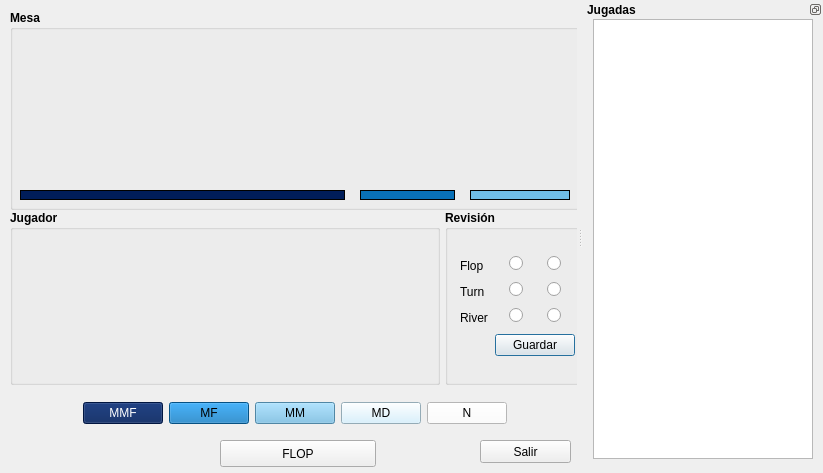
camador/poker_trainer, file lib/gui.ui: the form before one commit.
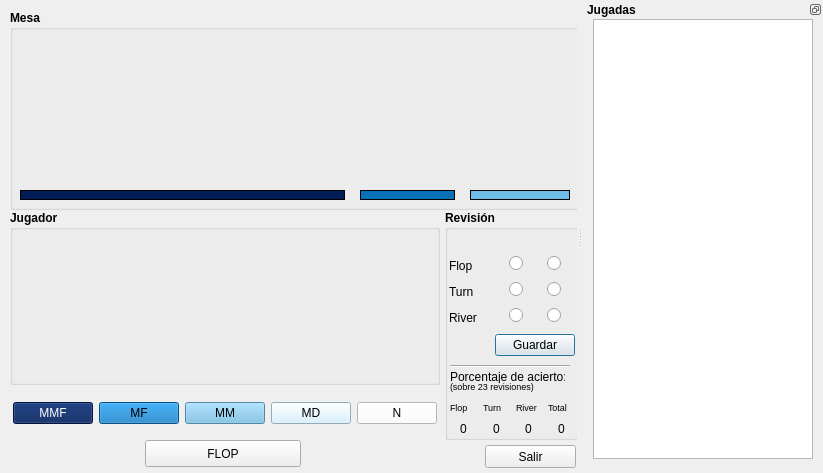
The form after the commit. Icons and pictures are not drawn.

Commit message: Añadidos controles para mostrar estadísticas de aciertos

What changed in the file:
```diff
--- a/lib/gui.ui
+++ b/lib/gui.ui
@@ -21,8 +21,8 @@
    <widget class="QPushButton" name="pbtSalir">
     <property name="geometry">
      <rect>
-      <x>480</x>
-      <y>440</y>
+      <x>485</x>
+      <y>445</y>
       <width>91</width>
       <height>23</height>
      </rect>
@@ -40,9 +40,9 @@
    <widget class="QWidget" name="layoutWidget_4">
     <property name="geometry">
      <rect>
-      <x>15</x>
+      <x>10</x>
       <y>390</y>
-      <width>560</width>
+      <width>430</width>
       <height>46</height>
      </rect>
     </property>
@@ -485,7 +485,7 @@
    <widget class="QPushButton" name="pbtPaso">
     <property name="geometry">
      <rect>
-      <x>220</x>
+      <x>145</x>
       <y>440</y>
       <width>156</width>
       <height>27</height>
@@ -507,7 +507,7 @@
       <x>445</x>
       <y>210</y>
       <width>135</width>
-      <height>175</height>
+      <height>230</height>
      </rect>
     </property>
     <property name="font">
@@ -522,9 +522,9 @@
     <widget class="QWidget" name="gridLayoutWidget">
      <property name="geometry">
       <rect>
-       <x>15</x>
+       <x>4</x>
        <y>20</y>
-       <width>115</width>
+       <width>126</width>
        <height>126</height>
       </rect>
      </property>
@@ -769,6 +769,202 @@
       </item>
      </layout>
     </widget>
+    <widget class="QLabel" name="label">
+     <property name="geometry">
+      <rect>
+       <x>5</x>
+       <y>160</y>
+       <width>115</width>
+       <height>13</height>
+      </rect>
+     </property>
+     <property name="font">
+      <font>
+       <weight>50</weight>
+       <bold>false</bold>
+      </font>
+     </property>
+     <property name="text">
+      <string>Porcentaje de acierto:</string>
+     </property>
+    </widget>
+    <widget class="QWidget" name="horizontalLayoutWidget_2">
+     <property name="geometry">
+      <rect>
+       <x>5</x>
+       <y>190</y>
+       <width>125</width>
+       <height>36</height>
+      </rect>
+     </property>
+     <layout class="QGridLayout" name="gridLayout_2">
+      <item row="1" column="1" alignment="Qt::AlignHCenter">
+       <widget class="QLabel" name="lblPorcentajeTurn">
+        <property name="font">
+         <font>
+          <weight>50</weight>
+          <bold>false</bold>
+         </font>
+        </property>
+        <property name="frameShape">
+         <enum>QFrame::NoFrame</enum>
+        </property>
+        <property name="text">
+         <string>0</string>
+        </property>
+       </widget>
+      </item>
+      <item row="1" column="0" alignment="Qt::AlignHCenter">
+       <widget class="QLabel" name="lblPorcentajeFlop">
+        <property name="font">
+         <font>
+          <weight>50</weight>
+          <bold>false</bold>
+         </font>
+        </property>
+        <property name="frameShape">
+         <enum>QFrame::NoFrame</enum>
+        </property>
+        <property name="text">
+         <string>0</string>
+        </property>
+       </widget>
+      </item>
+      <item row="0" column="2">
+       <widget class="QLabel" name="label_9">
+        <property name="font">
+         <font>
+          <pointsize>7</pointsize>
+          <weight>50</weight>
+          <bold>false</bold>
+         </font>
+        </property>
+        <property name="frameShape">
+         <enum>QFrame::NoFrame</enum>
+        </property>
+        <property name="text">
+         <string>River</string>
+        </property>
+       </widget>
+      </item>
+      <item row="1" column="2" alignment="Qt::AlignHCenter">
+       <widget class="QLabel" name="lblPorcentajeRiver">
+        <property name="font">
+         <font>
+          <weight>50</weight>
+          <bold>false</bold>
+         </font>
+        </property>
+        <property name="frameShape">
+         <enum>QFrame::NoFrame</enum>
+        </property>
+        <property name="text">
+         <string>0</string>
+        </property>
+       </widget>
+      </item>
+      <item row="1" column="3" alignment="Qt::AlignHCenter">
+       <widget class="QLabel" name="lblPorcentajeTotal">
+        <property name="font">
+         <font>
+          <weight>50</weight>
+          <bold>false</bold>
+         </font>
+        </property>
+        <property name="frameShape">
+         <enum>QFrame::NoFrame</enum>
+        </property>
+        <property name="text">
+         <string>0</string>
+        </property>
+       </widget>
+      </item>
+      <item row="0" column="3">
+       <widget class="QLabel" name="label_10">
+        <property name="font">
+         <font>
+          <pointsize>7</pointsize>
+          <weight>50</weight>
+          <bold>false</bold>
+         </font>
+        </property>
+        <property name="frameShape">
+         <enum>QFrame::NoFrame</enum>
+        </property>
+        <property name="text">
+         <string>Total</string>
+        </property>
+       </widget>
+      </item>
+      <item row="0" column="1">
+       <widget class="QLabel" name="label_8">
+        <property name="font">
+         <font>
+          <pointsize>7</pointsize>
+          <weight>50</weight>
+          <bold>false</bold>
+         </font>
+        </property>
+        <property name="frameShape">
+         <enum>QFrame::NoFrame</enum>
+        </property>
+        <property name="text">
+         <string>Turn</string>
+        </property>
+       </widget>
+      </item>
+      <item row="0" column="0">
+       <widget class="QLabel" name="label_7">
+        <property name="font">
+         <font>
+          <pointsize>7</pointsize>
+          <weight>50</weight>
+          <bold>false</bold>
+         </font>
+        </property>
+        <property name="frameShape">
+         <enum>QFrame::NoFrame</enum>
+        </property>
+        <property name="text">
+         <string>Flop</string>
+        </property>
+       </widget>
+      </item>
+     </layout>
+    </widget>
+    <widget class="QLabel" name="label_6">
+     <property name="geometry">
+      <rect>
+       <x>5</x>
+       <y>170</y>
+       <width>115</width>
+       <height>13</height>
+      </rect>
+     </property>
+     <property name="font">
+      <font>
+       <pointsize>7</pointsize>
+       <weight>50</weight>
+       <bold>false</bold>
+      </font>
+     </property>
+     <property name="text">
+      <string>(sobre 23 revisiones)</string>
+     </property>
+    </widget>
+    <widget class="Line" name="line">
+     <property name="geometry">
+      <rect>
+       <x>5</x>
+       <y>155</y>
+       <width>120</width>
+       <height>3</height>
+      </rect>
+     </property>
+     <property name="orientation">
+      <enum>Qt::Horizontal</enum>
+     </property>
+    </widget>
    </widget>
   </widget>
   <widget class="QDockWidget" name="dckJugadas">
```
